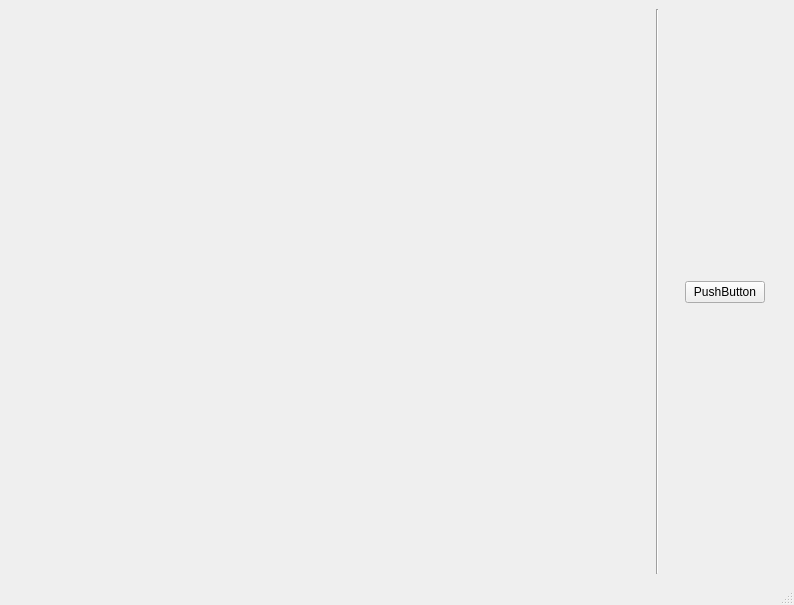
First picture: the form in mainwindow.ui, repository ducbinh1996/Matching-game-Qt, before the edit.
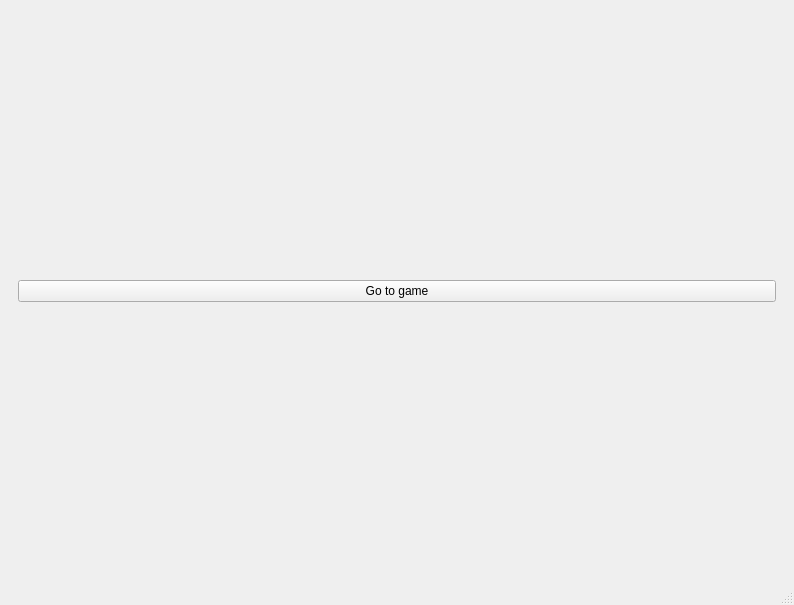
Second picture: the form after the edit.

Commit message: Add startup widget: 	Add .gitignore file to ignore .user file 	Add stackedWiget 	Add goToGameBtn 	Rename other object

Diff of the .ui file:
```diff
--- a/mainwindow.ui
+++ b/mainwindow.ui
@@ -14,11 +14,29 @@
    <string>MainWindow</string>
   </property>
   <widget class="QWidget" name="centralwidget">
-   <layout class="QHBoxLayout" name="horizontalLayout_4">
+   <layout class="QVBoxLayout" name="verticalLayout_2">
     <item>
      <layout class="QHBoxLayout" name="horizontalLayout_3"/>
     </item>
     <item>
+     <widget class="QStackedWidget" name="stackedWidget">
+      <property name="currentIndex">
+       <number>0</number>
+      </property>
+      <widget class="QWidget" name="startUpPage">
+       <layout class="QHBoxLayout" name="horizontalLayout_4">
+        <item>
+         <widget class="QPushButton" name="goToGameBtn">
+          <property name="text">
+           <string>Go to game</string>
+          </property>
+         </widget>
+        </item>
+       </layout>
+      </widget>
+      <widget class="QWidget" name="gamePage">
+       <layout class="QVBoxLayout" name="verticalLayout_3">
+        <item>
      <layout class="QHBoxLayout" name="horizontalLayout_2">
       <item>
        <spacer name="horizontalSpacer">
@@ -97,6 +115,10 @@
        </layout>
       </item>
      </layout>
+        </item>
+       </layout>
+      </widget>
+     </widget>
     </item>
    </layout>
   </widget>
```
Left out of the diff: 8 changed lines with no effect on the pictures. Lines whose indentation alone changed are shown as unchanged. The commit also changes 3 other files.
